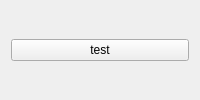
Old version of the form Qt/mega_git_tests/Test_ffmpeg/src/test_ffmpeg_mainbox_GUI/src/ui/test_ffmpeg_mainbox_GUI.ui in the repository RinatB2017/mega_GIT.
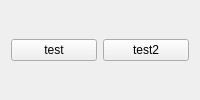
New version of the form.

Diff of the .ui file:
```diff
--- a/Qt/mega_git_tests/Test_ffmpeg/src/test_ffmpeg_mainbox_GUI/src/ui/test_ffmpeg_mainbox_GUI.ui
+++ b/Qt/mega_git_tests/Test_ffmpeg/src/test_ffmpeg_mainbox_GUI/src/ui/test_ffmpeg_mainbox_GUI.ui
@@ -10,6 +10,13 @@
      </property>
     </widget>
    </item>
+   <item>
+    <widget class="QPushButton" name="btn_test2">
+     <property name="text">
+      <string>test2</string>
+     </property>
+    </widget>
+   </item>
   </layout>
  </widget>
  <resources/>
```
